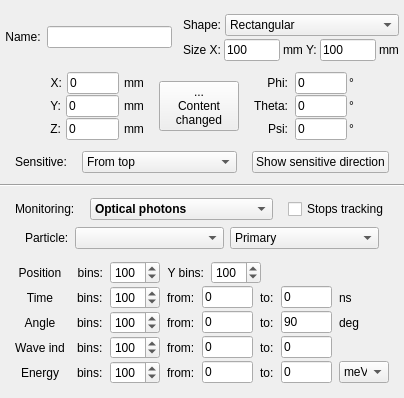
Old version of the form src/gui/MainWindowTools/amonitordelegateform.ui in the repository andrmor/ANTS2.
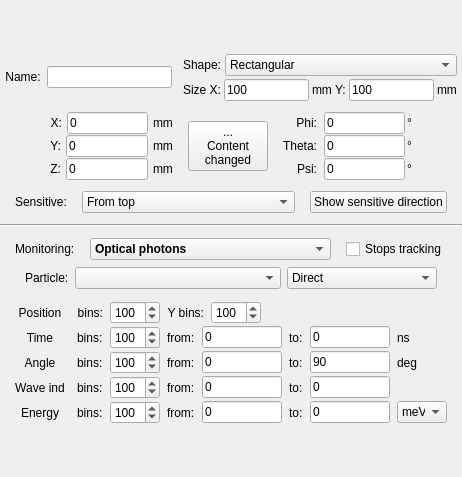
New version of the form.

Commit message: monitors: direct/indirect instead of primary/secondary

The edit to the form file:
```diff
--- a/src/gui/MainWindowTools/amonitordelegateform.ui
+++ b/src/gui/MainWindowTools/amonitordelegateform.ui
@@ -6,8 +6,8 @@
    <rect>
     <x>0</x>
     <y>0</y>
-    <width>404</width>
-    <height>398</height>
+    <width>462</width>
+    <height>477</height>
    </rect>
   </property>
   <property name="windowTitle">
@@ -633,7 +633,7 @@
         </property>
         <item>
          <property name="text">
-          <string>Primary</string>
+          <string>Direct</string>
          </property>
         </item>
         <item>
```
Left out of the diff: 7 changed lines with no effect on the pictures. The commit also changes 8 other files.
